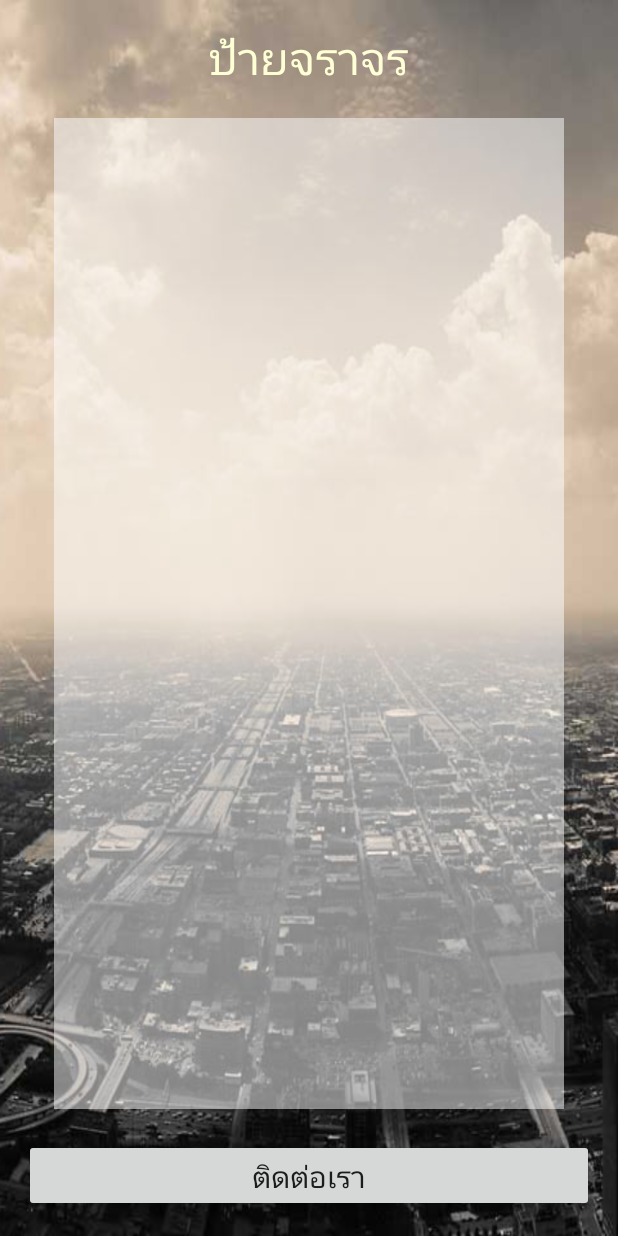
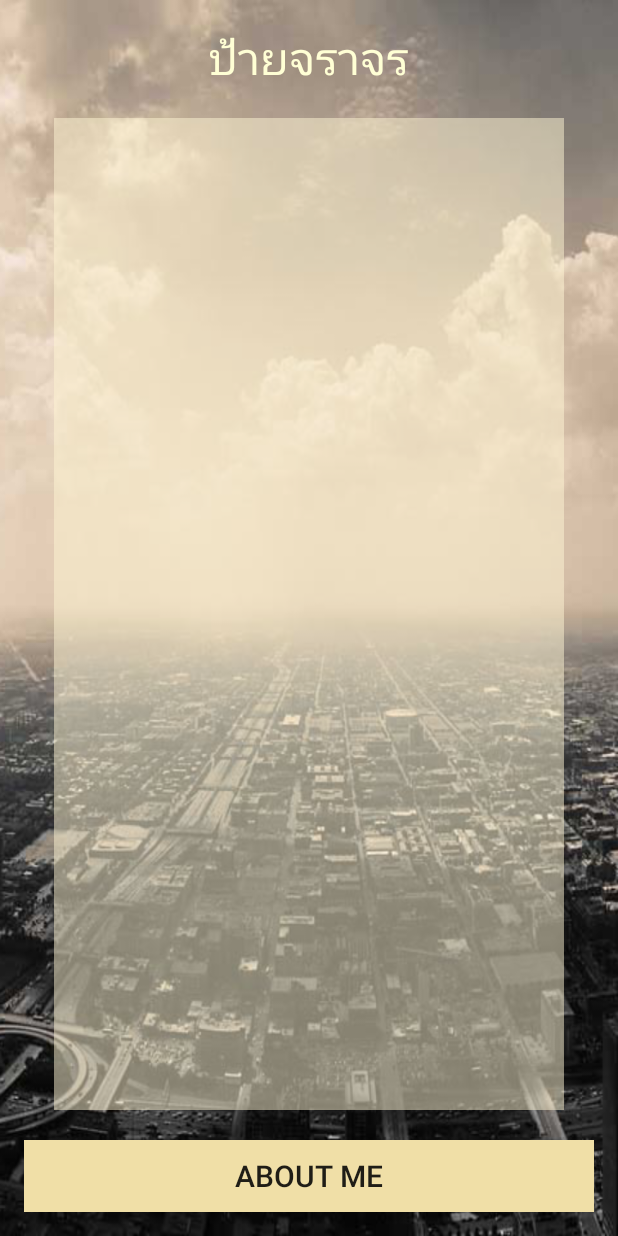
Before and after one commit to fonMIS/Learn-Traffic, an Android app: the screen it shows after launch (MainActivity), on a phone screen of 412 x 824 dp. Run offline under Robolectric (Android 15) with nearby library versions, the phone set to English and light mode, and no system bars.

Commit message:
finish project Class 1st

```diff
--- a/app/src/main/java/misschool/worathida/lerntraffic/MainActivity.java
+++ b/app/src/main/java/misschool/worathida/lerntraffic/MainActivity.java
@@ -1,13 +1,46 @@
 package misschool.worathida.lerntraffic;
 
+import android.media.MediaPlayer;
 import android.support.v7.app.AppCompatActivity;
 import android.os.Bundle;
+import android.view.View;
+import android.widget.Button;
+import android.widget.ListView;
 
 public class MainActivity extends AppCompatActivity {
+
+    //การประกาศตัวแปร
+    // การประกาศ แบบ public คลาสอื่น สามารถนำไปใช้งานได้   Privat ใช้เฉพาะคลาสนั้นๆ
+
+    private ListView trafficListView;
+    private Button aboutmeButton;
+
 
     @Override
     protected void onCreate(Bundle savedInstanceState) {
         super.onCreate(savedInstanceState);
         setContentView(R.layout.activity_main);
-    }
-}
+
+        // การผูกความสัมพันธ์ขอตัวแปร  กับ widget
+        //trafficListView = (ListView) findViewById(R.id.listView);
+        //1. tra +enter   =  2.  findv + enter  3.  R+ enter  4. id+enter  5.l+enter  6. alt+enter   7. shift+ctrl+entet
+
+
+        trafficListView = (ListView) findViewById(R.id.listView);
+        aboutmeButton = (Button) findViewById(R.id.button);
+
+        //การเก็บเหตุการณ์ จากการคลิกปุ่ม
+        aboutmeButton.setOnClickListener(new View.OnClickListener() {
+            @Override
+            public void onClick(View v) {
+                //การใส่เสียง ลงปุ่ม
+                MediaPlayer mediaPlayer = MediaPlayer.create(getBaseContext(), R.raw.effect_btn_shut);
+                // medip+enter ,space, ctrl+space =,medip.crec ,ใส่ getbase ในcreatet  เลือกที่อยู่ ของเสียง R คือทั้งหมด ตามด้วยโฟลเดอร์ และชื่อของเสียง
+                mediaPlayer.start();
+
+            } // ทำงานเมื่อคลิกที่ปุ่ม
+        });
+
+    }   //Main Method
+
+}   //Main Class
--- a/app/src/main/res/layout/activity_main.xml
+++ b/app/src/main/res/layout/activity_main.xml
@@ -25,7 +25,8 @@
         android:text="@string/aboutme"
         android:id="@+id/button"
         android:layout_alignParentBottom="true"
-        android:textSize="@dimen/h2" />
+        android:textSize="@dimen/h2"
+        android:background="#F0DFA7" />
 
     <ListView
         android:layout_width="wrap_content"
@@ -34,6 +35,6 @@
         android:layout_below="@+id/textView"
         android:layout_above="@+id/button"
         android:layout_margin="20dp"
-        android:background="#82ffffff" />
+        android:background="#82fff6d5" />
 
 </RelativeLayout>
--- a/app/src/main/res/values/strings.xml
+++ b/app/src/main/res/values/strings.xml
@@ -1,5 +1,5 @@
 <resources>
     <string name="app_name">Lern Traffic</string>
     <string name="title">ป้ายจราจร</string>
-    <string name="aboutme">ติดต่อเรา</string>
+    <string name="aboutme">ABOUT ME</string>
 </resources>
```
Also changed, not shown: 1 other file.
